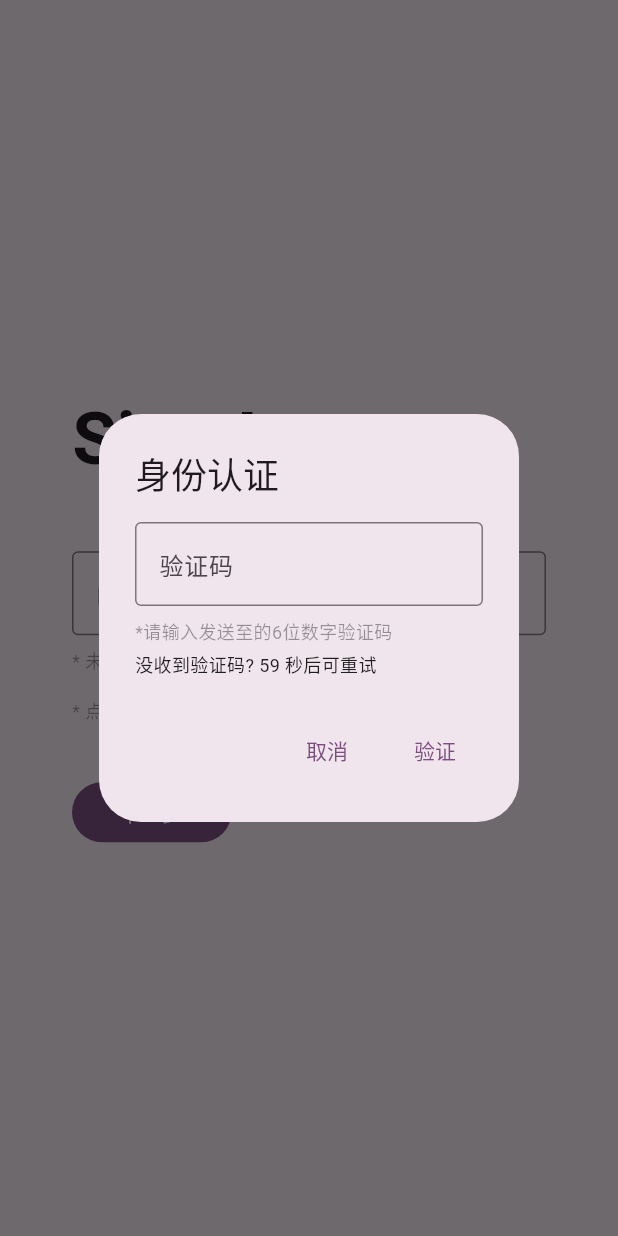
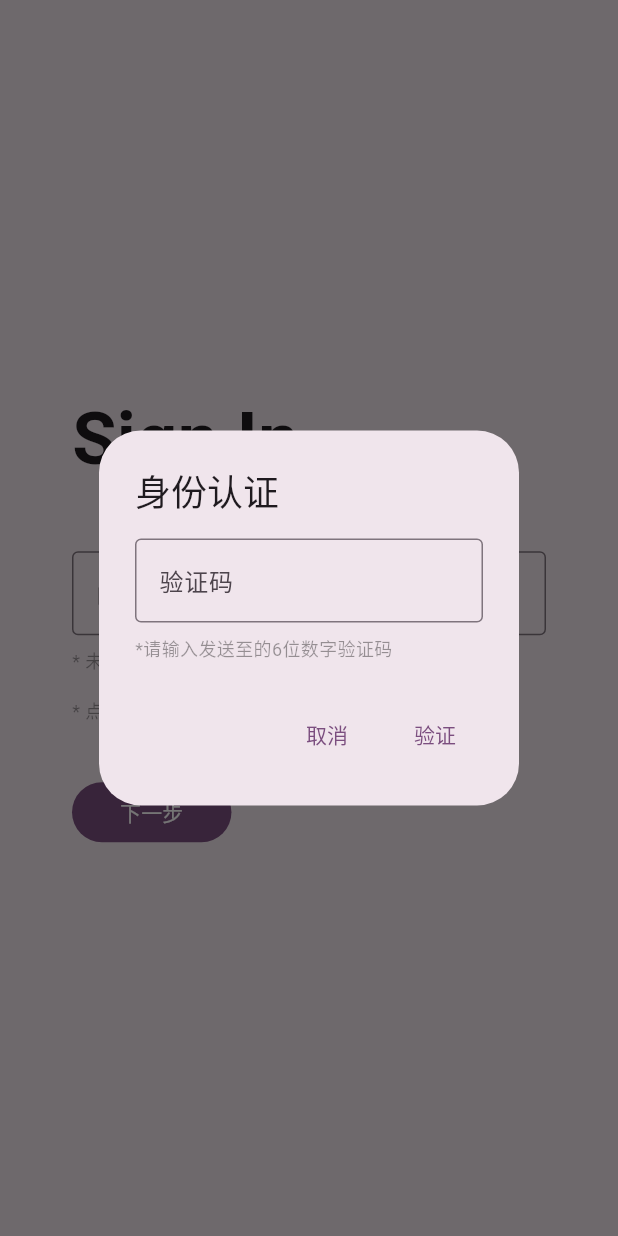
Before and after one commit to k2ane/exam_master-flutter, a Flutter app: the LoginFromWidget screen opened directly, after a tap on "下一步", on a phone screen of 412 x 824 dp. Run offline on Flutter 3.47's test engine with Material 3 defaults, Android fonts, the phone set to English and light mode, and no system bars; our stand-ins replace dio, fl_chart, flutter_riverpod, flutter_secure_storage, go_router, riverpod_annotation; accounts and stored records are empty; generated files the repository leaves out were written again.

Commit message:
Improve login UI for web and dark mode support
Refactored LoginPage to display a side-by-side layout only on web using kIsWeb. Updated LoginFromWidget and OtpWidget to adapt text colors based on dark mode for better accessibility. Minor code cleanup and added comments for future improvements.

```diff
--- a/lib/views/shared/login_page.dart
+++ b/lib/views/shared/login_page.dart
@@ -1,4 +1,5 @@
 import 'package:exam_master_flutter/views/widgets/login_from_widget.dart';
+import 'package:flutter/foundation.dart';
 import 'package:flutter/material.dart';
 import 'package:flutter_riverpod/flutter_riverpod.dart';
 
@@ -8,9 +9,9 @@ class LoginPage extends ConsumerWidget {
   @override
   Widget build(BuildContext context, WidgetRef ref) {
     return Scaffold(
-      backgroundColor: Colors.white,
       body: SafeArea(
-        child: Row(
+        child: kIsWeb
+            ? Row(
                 children: [
                   SizedBox(
                     width: 500,
@@ -26,7 +27,8 @@ class LoginPage extends ConsumerWidget {
                     ),
                   ),
                 ],
-        ),
+              )
+            : LoginFromWidget(),
       ),
     );
   }
--- a/lib/views/widgets/login_from_widget.dart
+++ b/lib/views/widgets/login_from_widget.dart
@@ -4,24 +4,16 @@ import 'package:exam_master_flutter/views/widgets/pop_dialog.dart';
 import 'package:flutter/material.dart';
 import 'package:flutter_riverpod/flutter_riverpod.dart';
 
-class LoginFromWidget extends ConsumerStatefulWidget {
-  const LoginFromWidget({super.key});
-  @override
-  ConsumerState<ConsumerStatefulWidget> createState() => _LoginPageState();
-}
-
-class _LoginPageState extends ConsumerState<LoginFromWidget> {
+class LoginFromWidget extends ConsumerWidget {
+  LoginFromWidget({super.key});
   final _emailCtrl = TextEditingController();
 
   @override
-  dispose() {
-    _emailCtrl.dispose();
-    super.dispose();
-  }
-
-  @override
-  Widget build(BuildContext context) {
-    return Scaffold(
+  Widget build(BuildContext context, WidgetRef ref) {
+    final isDark = Theme.of(context).brightness == Brightness.dark;
+    return GestureDetector(
+      onTap: () => FocusScope.of(context).unfocus(),
+      child: Scaffold(
         // appBar: AppBar(title: Text('Bondex')),
         body: GestureDetector(
           onTap: () => FocusScope.of(context).unfocus(),
@@ -49,20 +41,26 @@ class _LoginPageState extends ConsumerState<LoginFromWidget> {
                   SizedBox(height: 8),
                   Text(
                     '* 未注册的邮箱将会自动创建账户',
-                  style: TextStyle(color: Colors.black38, fontSize: 12),
+                    style: TextStyle(
+                      color: isDark ? Colors.white38 : Colors.black38,
+                      fontSize: 12,
+                    ),
                   ),
                   Row(
                     children: [
                       Text(
                         '* 点击下一步代表您同意我们的',
-                      style: TextStyle(color: Colors.black38, fontSize: 12),
+                        style: TextStyle(
+                          color: isDark ? Colors.white38 : Colors.black38,
+                          fontSize: 12,
+                        ),
                       ),
                       TextButton(
                         onPressed: () => {},
                         child: Text(
                           '隐私政策',
                           style: TextStyle(
-                          color: Colors.black54,
+                            color: isDark ? Colors.white54 : Colors.black54,
                             fontWeight: FontWeight.bold,
                             fontSize: 12,
                           ),
@@ -84,7 +82,11 @@ class _LoginPageState extends ConsumerState<LoginFromWidget> {
                         },
                         child: Padding(
                           padding: const EdgeInsets.all(8.0),
-                        child: Text('下一步'),
+                          child: Text(
+                            _emailCtrl.text.isNotEmpty
+                                ? '获取验证码'
+                                : '下一步', // 等待解决此问题 2025-12-31
+                          ),
                         ),
                       ),
                     ],
@@ -94,6 +96,7 @@ class _LoginPageState extends ConsumerState<LoginFromWidget> {
             ),
           ),
         ),
+      ),
     );
   }
 }
--- a/lib/views/widgets/otp_widget.dart
+++ b/lib/views/widgets/otp_widget.dart
@@ -6,7 +6,7 @@ class OtpWidget extends ConsumerWidget {
   @override
   Widget build(BuildContext context, WidgetRef ref) {
     // final email = ref.watch(loginEmailProvider);
-
+    final isDark = Theme.of(context).brightness == Brightness.dark;
     return Column(
       crossAxisAlignment: .start,
       children: [
@@ -24,13 +24,19 @@ class OtpWidget extends ConsumerWidget {
           children: [
             Text(
               '*请输入发送至的6位数字验证码',
-              style: TextStyle(color: Colors.black38, fontSize: 12),
+              style: TextStyle(
+                color: isDark ? Colors.white38 : Colors.black38,
+                fontSize: 12,
+              ),
             ),
-            SizedBox(height: 4),
-            Text(
-              '没收到验证码? 59 秒后可重试',
-              style: TextStyle(color: Colors.black87, fontSize: 12),
-            ),
+            // SizedBox(height: 4),
+            // Text(
+            //   '没收到验证码? 59 秒后可重试',
+            //   style: TextStyle(
+            //     color: isDark ? Colors.white70 : Colors.black87,
+            //     fontSize: 12,
+            //   ),
+            // ),
           ],
         ),
       ],
--- a/lib/views/widgets/pop_dialog.dart
+++ b/lib/views/widgets/pop_dialog.dart
@@ -6,6 +6,7 @@ Future<void> showMyDialog(
   Widget widget,
 ) async {
   return showDialog<void>(
+    // barrierColor: Colors.black.withAlpha(210),
     context: context,
     barrierDismissible: false, // user must tap button!
     builder: (BuildContext context) {
```
Lines whose indentation alone changed are shown as unchanged.
